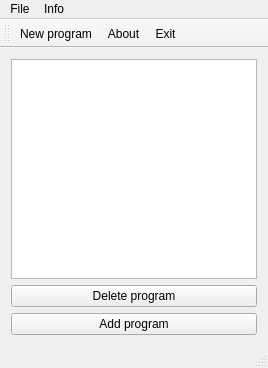
This is mainwindow.ui in melden19/autorun-controller as Qt 5 draws it before an edit. The edited form follows.
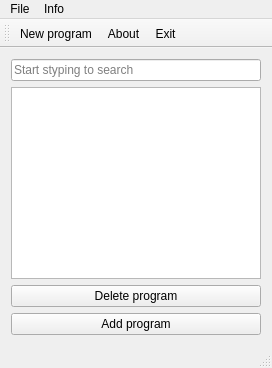
This is the edited form. Icons and pictures are not drawn.

Commit message: Add search to application

Diff of the .ui file:
```diff
--- a/mainwindow.ui
+++ b/mainwindow.ui
@@ -6,7 +6,7 @@
    <rect>
     <x>0</x>
     <y>0</y>
-    <width>268</width>
+    <width>272</width>
     <height>368</height>
    </rect>
   </property>
@@ -16,7 +16,18 @@
   <widget class="QWidget" name="centralWidget">
    <layout class="QVBoxLayout" name="verticalLayout">
     <item>
-     <widget class="QListWidget" name="listWidget"/>
+     <widget class="QLineEdit" name="lineEdit">
+      <property name="placeholderText">
+       <string>Start styping to search</string>
+      </property>
+     </widget>
+    </item>
+    <item>
+     <widget class="QListWidget" name="listWidget">
+      <property name="enabled">
+       <bool>true</bool>
+      </property>
+     </widget>
     </item>
     <item>
      <widget class="QPushButton" name="pushButton_2">
@@ -39,7 +50,7 @@
     <rect>
      <x>0</x>
      <y>0</y>
-     <width>268</width>
+     <width>272</width>
      <height>21</height>
     </rect>
    </property>
```
The commit also changes 2 other files.
